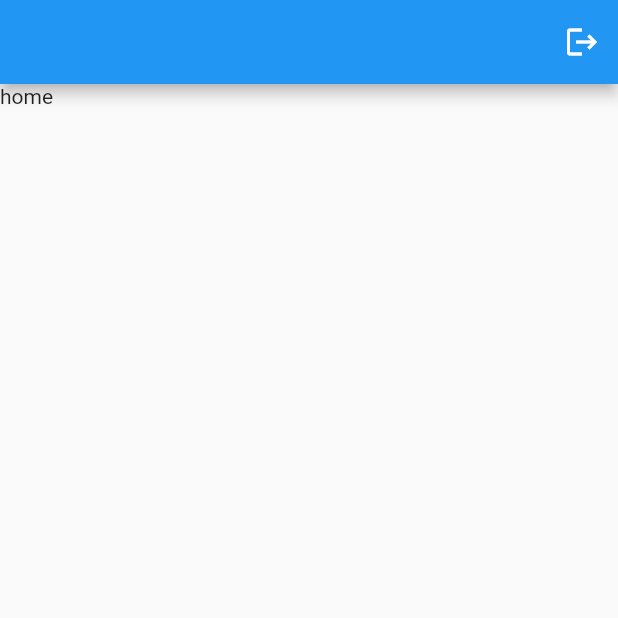
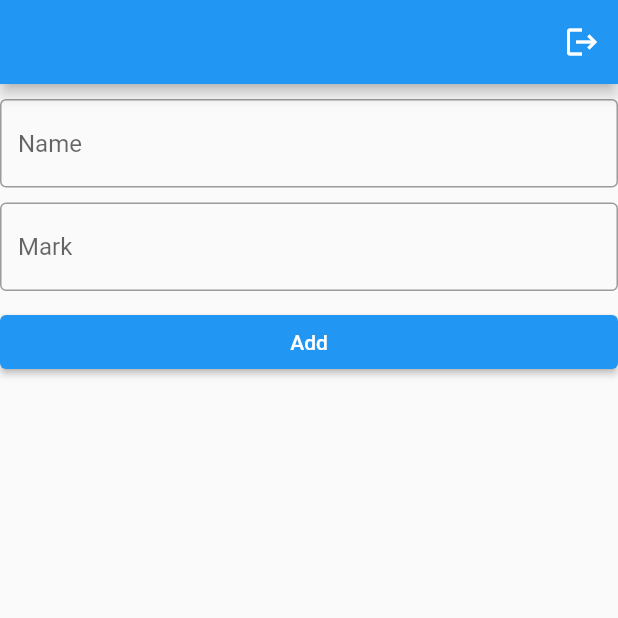
Before and after one commit to RajeendranU/simplemarklist, a Flutter app: the HomeScreen screen opened directly, on a phone screen of 412 x 824 dp, the top half of it. Run offline on Flutter 3.47's test engine with Material 2 defaults, Android fonts, the phone set to English and light mode, and no system bars; our stand-ins replace shared_preferences; accounts and stored records are empty.

Commit message:
simple homepage-name,mark added without db

```diff
--- a/lib/homescreen.dart
+++ b/lib/homescreen.dart
@@ -1,26 +1,111 @@
+//import 'package:flutter/cupertino.dart';
 import 'package:flutter/material.dart';
+import 'package:marklist/model/studentmodel.dart';
 import 'package:shared_preferences/shared_preferences.dart';
 
 import 'loginscreen.dart';
+final namecontrlr = TextEditingController();
+final markcontrlr = TextEditingController();
+final _formKey=GlobalKey<FormState>();
+ValueNotifier<List<StudentModel>> studentlist=ValueNotifier([]);
+
 
 class HomeScreen extends StatelessWidget {
-  const HomeScreen({Key? key}) : super(key: key);
 
   @override
   Widget build(BuildContext context) {
     return Scaffold(
       appBar: AppBar(
         actions: [
-          IconButton(onPressed: () async {
-            final sharedpref=await SharedPreferences.getInstance();
-            sharedpref.remove('logingrant');
-            Navigator.of(context).pushReplacement(MaterialPageRoute(
-                builder: (ctx)=>LoginScreen()));
-
+          IconButton(onPressed: () {
+             signout(context);
           }, icon: Icon(Icons.logout)),
         ],
       ),
-      body:  Text('home'),
+      body:  Form(
+        key: _formKey,
+        child: ListView(
+          shrinkWrap: true,
+         scrollDirection: Axis.vertical,
+          children: [
+            SizedBox(
+              height: 10,
+            ),
+            TextFormField(
+              validator: (value){
+                if(value==null||value.isEmpty){
+                  return 'Enter Name';
+                }
+
+              },
+              controller: namecontrlr,
+              decoration: const InputDecoration(
+                hintText: 'Name',
+                border: OutlineInputBorder(),
+              ),
+            ),
+            SizedBox(
+              height: 10,
+            ),
+            TextFormField(
+              validator: (value){
+                if(value==null||value.isEmpty){
+                  return 'Enter Mark';
+                }
+              },
+              controller: markcontrlr,
+              decoration: const InputDecoration(
+                hintText: 'Mark',
+                border: OutlineInputBorder(),
+              ),
+            ),
+            SizedBox(
+              height: 10,
+            ),
+            ElevatedButton(onPressed: (){
+             if( _formKey.currentState!.validate()){
+               savemarkstodb();
+
+             }
+            }, child: Text('Add')),
+            ValueListenableBuilder(
+              valueListenable: studentlist,
+              builder: (BuildContext context,List<StudentModel> values, Widget? child) {
+                return ListView.separated(
+                  shrinkWrap: true,
+                    itemBuilder: (BuildContext context,index){
+                      final name=values[index].studentname;
+                       final mark=values[index].mark;
+
+
+                        return ListTile(
+                          title: Text(name),
+                          subtitle: Text(mark),
+                        );
+                    },
+                    separatorBuilder: (BuildContext context,index){
+                      return const Divider(thickness: 5,);
+
+                    },
+                    itemCount: values.length);
+              },
+
+            )
+          ],
+        ),
+      ),
     );
   }
+  Future<void> signout(BuildContext context) async {
+    final sharedpref=await SharedPreferences.getInstance();
+    sharedpref.remove('logingrant');
+    Navigator.of(context).pushReplacement(MaterialPageRoute(
+        builder: (ctx)=>LoginScreen()));
+  }
+  Future<void> savemarkstodb()async {
+    final name=namecontrlr.text;
+    final mark=markcontrlr.text;
+    final studentmodel=StudentModel(studentname: name, mark: mark);
+    studentlist.value.add(studentmodel);
+  }
 }
--- a/lib/loginscreen.dart
+++ b/lib/loginscreen.dart
@@ -13,6 +13,7 @@ class LoginScreen extends StatelessWidget {
   Widget build(BuildContext context) {
     return SafeArea(
       child: Scaffold(
+        backgroundColor: Colors.orange[300],
         body: Padding(
           padding: const EdgeInsets.all(12.0),
           child: Column(
@@ -65,7 +66,6 @@ class LoginScreen extends StatelessWidget {
       ),
     );
   }
-
   Future<void> checklogin(BuildContext context) async {
     final username=usernamecontrlr.text;
     final password=passwordcontrlr.text;
@@ -83,7 +83,4 @@ class LoginScreen extends StatelessWidget {
     }
 
   }
-
-
-
 }
--- /dev/null
+++ b/lib/model/studentmodel.dart
@@ -0,0 +1,8 @@
+class StudentModel{
+  late final String studentname;
+
+  late final String mark;
+
+  int  id=0;
+  StudentModel({required this.studentname,required this.mark,});
+}
```
Also changed, not shown: lib/main.dart (+2 -5 lines), lib/signuppage.dart (+7 -0 lines).
